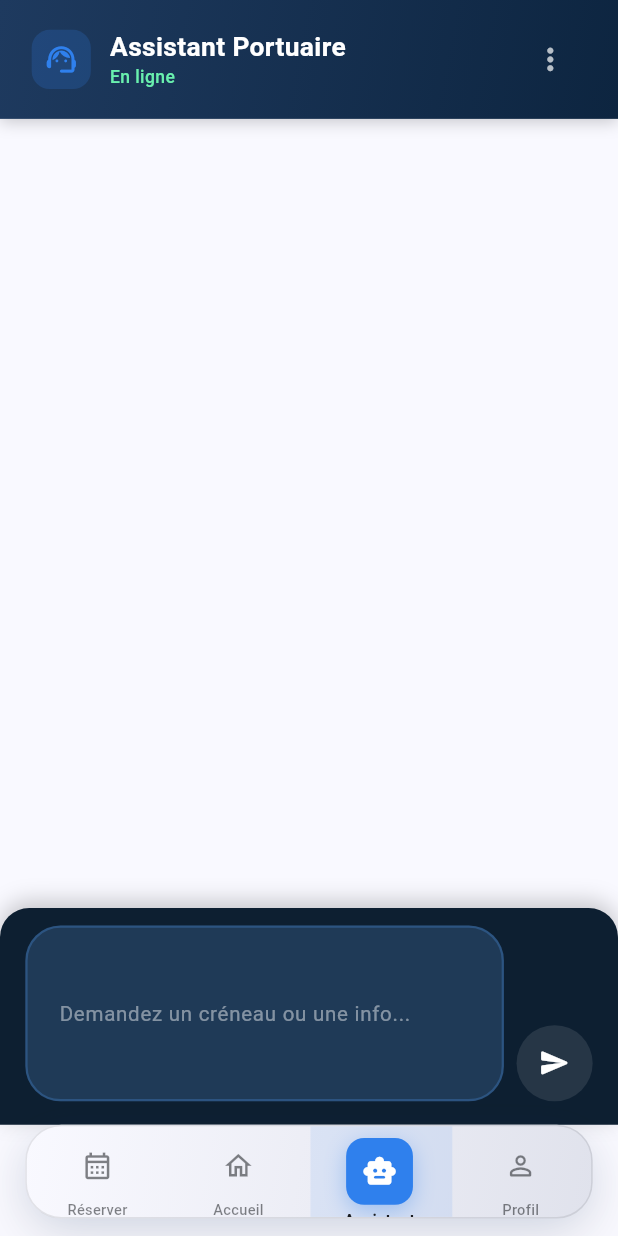
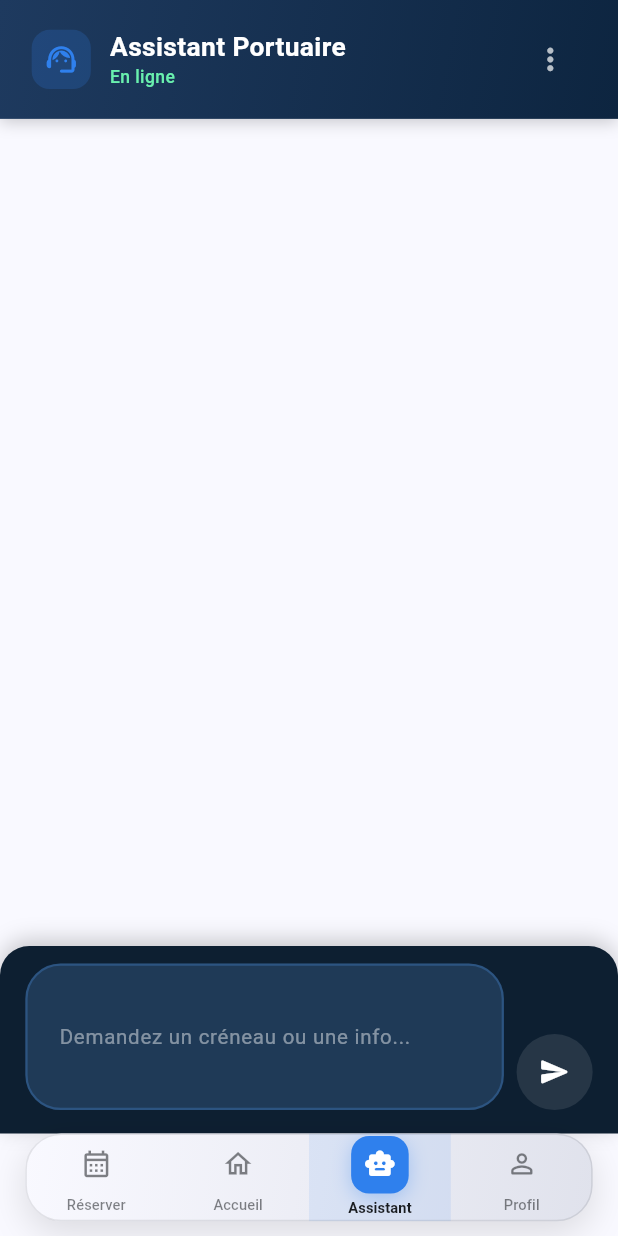
Before and after one commit to ademboukabes/Silence-team1, a Flutter app: the LandingScreen screen opened directly, item 3 of the bottom bar chosen, on a phone screen of 412 x 824 dp. Run offline on Flutter 3.47's test engine with Material 3 defaults, Android fonts, the phone set to English and light mode, and no system bars; our stand-ins replace dio, flutter_dotenv, flutter_screenutil, flutter_secure_storage, flutter_svg, get and 2 more; missing offline and left inert: mobile_scanner; accounts and stored records are empty; network calls fail.

Commit message:
fixing textfiled chat bot

```diff
--- a/lib/controllers/auth_controller.dart
+++ b/lib/controllers/auth_controller.dart
@@ -122,8 +122,6 @@ class AuthController extends GetxController {
         }
         isAuthenticated.value = true;
       } else {
-        // If signup doesn't login, you can still proceed to next screen
-        // and ask user to login later, or auto-login by calling login()
         isAuthenticated.value = false;
       }
 
--- a/lib/main.dart
+++ b/lib/main.dart
@@ -16,9 +16,6 @@ import 'data/providers/auth_provider.dart';
 import 'data/providers/booking_provider.dart';
 import 'data/providers/notification_provider.dart';
 import 'data/providers/assistant_provider.dart';
-import 'data/providers/gate_provider.dart';
-import 'data/providers/truck_provider.dart';
-
 // Repositories
 import 'data/repositories/auth_repo.dart';
 import 'data/repositories/booking_repo.dart';
--- a/lib/model/slot.dart
+++ b/lib/model/slot.dart
@@ -1,6 +1,4 @@
 // lib/models/slot.dart
-
-import 'package:flutter/material.dart';
 import 'package:intl/intl.dart';
 
 class Slot {
--- a/lib/pages/Auth/forgetpassword_screen.dart
+++ b/lib/pages/Auth/forgetpassword_screen.dart
@@ -4,7 +4,6 @@ import 'package:flutter/material.dart';
 import 'package:flutter_screenutil/flutter_screenutil.dart';
 import 'package:get/get.dart';
 import 'package:listenlit/controllers/auth_controller.dart';
-import 'package:listenlit/general_widgets/background_imagecontainer.dart';
 import 'package:listenlit/general_widgets/primarybutton.dart';
 
 class ForgetPasswordScreen extends StatelessWidget {
--- a/lib/pages/Auth/login_Password_screen.dart
+++ b/lib/pages/Auth/login_Password_screen.dart
@@ -4,7 +4,7 @@ import 'package:flutter/material.dart';
 import 'package:flutter_screenutil/flutter_screenutil.dart';
 import 'package:get/get.dart';
 import 'package:listenlit/controllers/auth_controller.dart';
-import 'package:listenlit/general_widgets/background_imagecontainer.dart';
+
 import 'package:listenlit/general_widgets/primarybutton.dart';
 import 'package:listenlit/pages/landingScreen/landing_screen.dart';
 
--- a/lib/pages/Auth/passwordveified_screen.dart
+++ b/lib/pages/Auth/passwordveified_screen.dart
@@ -4,7 +4,7 @@ import 'package:flutter/material.dart';
 import 'package:flutter_screenutil/flutter_screenutil.dart';
 import 'package:get/get.dart';
 import 'package:listenlit/controllers/auth_controller.dart';
-import 'package:listenlit/general_widgets/background_imagecontainer.dart';
+
 import 'package:listenlit/general_widgets/primarybutton.dart';
 import 'package:listenlit/pages/landingScreen/landing_screen.dart';
 
--- a/lib/pages/Auth/signup_screen.dart
+++ b/lib/pages/Auth/signup_screen.dart
@@ -4,12 +4,11 @@ import 'package:flutter/material.dart';
 import 'package:flutter_screenutil/flutter_screenutil.dart';
 import 'package:get/get.dart';
 import 'package:listenlit/controllers/auth_controller.dart';
-import 'package:listenlit/general_widgets/background_imagecontainer.dart';
+
 import 'package:listenlit/general_widgets/primarybutton.dart';
 import 'package:listenlit/pages/Auth/choose_interest_view.dart';
 import 'package:listenlit/pages/Auth/login_screen.dart';
 import 'package:listenlit/pages/Auth/widgets/tremsandprivacytext.dart';
-import 'package:listenlit/utils/colors.dart';
 
 class SignUpScreen extends StatelessWidget {
   SignUpScreen({super.key});
--- a/lib/pages/Auth/verifycode_screen.dart
+++ b/lib/pages/Auth/verifycode_screen.dart
@@ -4,7 +4,6 @@ import 'package:flutter/material.dart';
 import 'package:flutter_screenutil/flutter_screenutil.dart';
 import 'package:get/get.dart';
 import 'package:listenlit/controllers/auth_controller.dart';
-import 'package:listenlit/general_widgets/background_imagecontainer.dart';
 import 'package:listenlit/general_widgets/primarybutton.dart';
 import 'package:listenlit/pages/Auth/passwordveified_screen.dart';
 
--- a/lib/pages/assistant/assistant_screen.dart
+++ b/lib/pages/assistant/assistant_screen.dart
@@ -356,7 +356,7 @@ class _AssistantScreenState extends State<AssistantScreen> {
         children: [
           Expanded(
             child: ConstrainedBox(
-              constraints: BoxConstraints(minHeight: 48.h, maxHeight: 120.h),
+              constraints: BoxConstraints(minHeight: 48.h, maxHeight: 100.h),
               child: Container(
                 width: double.infinity,
                 decoration: BoxDecoration(
@@ -368,7 +368,9 @@ class _AssistantScreenState extends State<AssistantScreen> {
                   ),
                 ),
                 child: Padding(
-                  padding: EdgeInsets.symmetric(horizontal: 4.w), // petit padding externe
+                  padding: EdgeInsets.symmetric(
+                    horizontal: 4.w,
+                  ), // petit padding externe
                   child: Align(
                     alignment: Alignment.centerLeft,
                     child: TextField(
@@ -520,9 +522,9 @@ class _AssistantScreenState extends State<AssistantScreen> {
 
   Widget _buildSuggestionChips() {
     final suggestions = [
-      '📅 Créneaux disponibles',
-      '🚢 État des navires',
-      '📊 Statistiques du jour',
+      'Créneaux disponibles',
+      'État des navires',
+      'Statistiques du jour',
     ];
 
     return Wrap(
--- a/lib/pages/landingScreen/landing_screen.dart
+++ b/lib/pages/landingScreen/landing_screen.dart
@@ -19,8 +19,6 @@ class _LandingScreenState extends State<LandingScreen> {
   @override
   Widget build(BuildContext context) {
     final theme = Theme.of(context);
-    final cs = theme.colorScheme;
-
     final pages = <Widget>[
       const ReserveStep1Screen(),
       const HomeScreen(),
@@ -29,7 +27,7 @@ class _LandingScreenState extends State<LandingScreen> {
     ];
 
     return Scaffold(
-      backgroundColor: theme.scaffoldBackgroundColor, // ✅
+      backgroundColor: theme.scaffoldBackgroundColor,
       extendBody: true,
       body: IndexedStack(index: _currentIndex, children: pages),
       bottomNavigationBar: _BottomBar(
@@ -54,19 +52,15 @@ class _BottomBar extends StatelessWidget {
     return SafeArea(
       top: false,
       child: Padding(
-        padding: EdgeInsets.fromLTRB(
-          16.w,
-          0,
-          16.w,
-          12.h,
-        ), // un peu moins que 20.h
+        padding: EdgeInsets.fromLTRB(16.w, 0, 16.w, 10.h),
         child: LayoutBuilder(
           builder: (context, constraints) {
-            final itemCount = 4;
+            const itemCount = 4;
             final itemWidth = constraints.maxWidth / itemCount;
 
-            return Container(
-              height: 64.h, // un peu moins que 70.h (overflow-safe)
+            return SizedBox(
+              height: 60.h, // ✅ hauteur plus sûre
+              child: DecoratedBox(
                 decoration: BoxDecoration(
                   gradient: LinearGradient(
                     colors: [cs.surface, cs.surfaceVariant],
@@ -83,14 +77,8 @@ class _BottomBar extends StatelessWidget {
                       color: Colors.black.withOpacity(
                         theme.brightness == Brightness.dark ? 0.30 : 0.12,
                       ),
-                    blurRadius: 30,
-                    offset: const Offset(0, 10),
-                  ),
-                  BoxShadow(
-                    color: cs.primary.withOpacity(0.10),
                       blurRadius: 20,
-                    offset: const Offset(0, 5),
-                    spreadRadius: -5,
+                      offset: const Offset(0, 8),
                     ),
                   ],
                 ),
@@ -99,17 +87,20 @@ class _BottomBar extends StatelessWidget {
                   child: Stack(
                     children: [
                       AnimatedPositioned(
-                      duration: const Duration(milliseconds: 300),
+                        duration: const Duration(milliseconds: 250),
                         curve: Curves.easeOutCubic,
                         left: currentIndex * itemWidth,
                         top: 0,
                         bottom: 0,
-                      child: Container(
+                        child: SizedBox(
                           width: itemWidth,
+                          child: DecoratedBox(
+                            decoration: BoxDecoration(
                               color: cs.primary.withOpacity(0.10),
                             ),
                           ),
-
+                        ),
+                      ),
                       Row(
                         children: [
                           _navItem(
@@ -145,17 +136,12 @@ class _BottomBar extends StatelessWidget {
                     ],
                   ),
                 ),
+              ),
             );
           },
         ),
       ),
     );
-  }
-
-  double _getIndicatorPosition() {
-    final screenWidth = ScreenUtil().screenWidth;
-    final itemWidth = (screenWidth - 32.w) / 4;
-    return currentIndex * itemWidth;
   }
 
   Widget _navItem({
@@ -176,26 +162,25 @@ class _BottomBar extends StatelessWidget {
         color: Colors.transparent,
         child: InkWell(
           onTap: () => onTap(index),
-          borderRadius: BorderRadius.circular(16),
-          child: Padding(
-            padding: EdgeInsets.symmetric(vertical: 8.h),
+          child: SizedBox(
+            height: double.infinity, // ✅ prend toute la hauteur dispo
+            child: Center(
               child: Column(
                 mainAxisSize: MainAxisSize.min,
-              mainAxisAlignment: MainAxisAlignment.center,
                 children: [
                   AnimatedContainer(
-                  duration: const Duration(milliseconds: 300),
+                    duration: const Duration(milliseconds: 250),
                     curve: Curves.easeOutCubic,
-                  padding: EdgeInsets.all(active ? 10.w : 8.w),
+                    padding: EdgeInsets.all(active ? 8.w : 6.w), // ✅ réduit
                     decoration: BoxDecoration(
                       color: active ? cs.primary : Colors.transparent,
                       borderRadius: BorderRadius.circular(12),
                       boxShadow: active
                           ? [
                               BoxShadow(
-                              color: cs.primary.withOpacity(0.35),
-                              blurRadius: 12,
-                              offset: const Offset(0, 4),
+                                color: cs.primary.withOpacity(0.30),
+                                blurRadius: 10,
+                                offset: const Offset(0, 3),
                               ),
                             ]
                           : null,
@@ -203,23 +188,27 @@ class _BottomBar extends StatelessWidget {
                     child: Icon(
                       active ? activeIcon : icon,
                       color: active ? activeFg : inactiveFg,
-                    size: active ? 24.sp : 22.sp,
+                      size: 22.sp, // ✅ stable
                     ),
                   ),
-                SizedBox(height: 4.h),
-                AnimatedDefaultTextStyle(
-                  duration: const Duration(milliseconds: 300),
-                  curve: Curves.easeOutCubic,
-                  style: TextStyle(
-                    fontSize: active ? 11.sp : 10.sp,
-                    fontWeight: active ? FontWeight.w600 : FontWeight.w500,
-                    color: active ? cs.onSurface : inactiveFg, // label lisible
-                    letterSpacing: 0.2,
-                  ),
+                  SizedBox(height: 3.h),
+                  SizedBox(
+                    width: 70.w, // ✅ évite que le texte “pousse” la hauteur
+                    child: FittedBox(
+                      fit: BoxFit.scaleDown,
                       child: Text(
                         label,
                         maxLines: 1,
                         overflow: TextOverflow.ellipsis,
+                        style: TextStyle(
+                          fontSize: 10.sp, // ✅ petit
+                          fontWeight: active
+                              ? FontWeight.w600
+                              : FontWeight.w500,
+                          color: active ? cs.onSurface : inactiveFg,
+                          letterSpacing: 0.1,
+                        ),
+                      ),
                     ),
                   ),
                 ],
@@ -227,6 +216,7 @@ class _BottomBar extends StatelessWidget {
             ),
           ),
         ),
+      ),
     );
   }
 }
```
Also changed, not shown: lib/general_widgets/rowtext_showbutton_widget.dart (deleted, +0 -70 lines), lib/pages/profile/profile_screen.dart (+1 -20 lines), 1 other file. Lines whose indentation alone changed are shown as unchanged.
